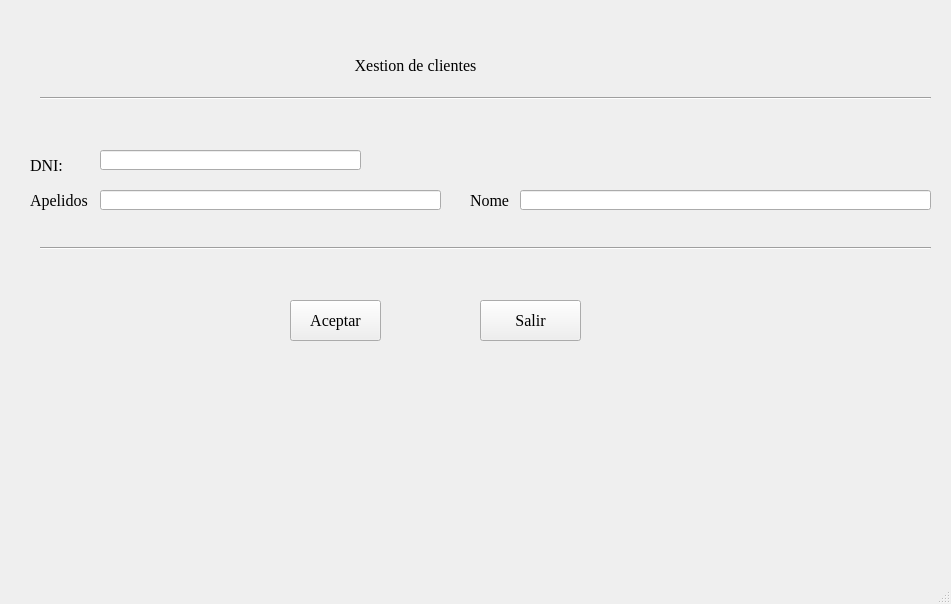
Old version of the form Ventana.ui in the repository roxep5/PrimerProyectoPython.
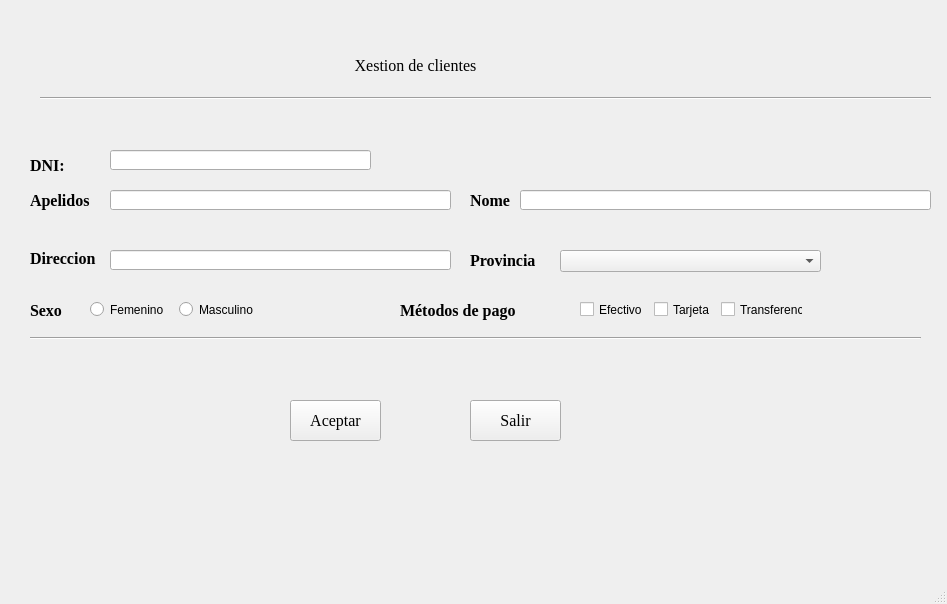
New version of the form.

```diff
--- a/Ventana.ui
+++ b/Ventana.ui
@@ -6,7 +6,7 @@
    <rect>
     <x>0</x>
     <y>0</y>
-    <width>951</width>
+    <width>947</width>
     <height>604</height>
    </rect>
   </property>
@@ -49,6 +49,8 @@
      <font>
       <family>Times New Roman</family>
       <pointsize>12</pointsize>
+      <weight>75</weight>
+      <bold>true</bold>
      </font>
     </property>
     <property name="text">
@@ -68,6 +70,8 @@
      <font>
       <family>Times New Roman</family>
       <pointsize>12</pointsize>
+      <weight>75</weight>
+      <bold>true</bold>
      </font>
     </property>
     <property name="text">
@@ -90,8 +94,8 @@
    <widget class="Line" name="line_2">
     <property name="geometry">
      <rect>
-      <x>40</x>
-      <y>240</y>
+      <x>30</x>
+      <y>330</y>
       <width>891</width>
       <height>16</height>
      </rect>
@@ -105,7 +109,7 @@
      <rect>
       <x>470</x>
       <y>190</y>
-      <width>91</width>
+      <width>41</width>
       <height>21</height>
      </rect>
     </property>
@@ -113,6 +117,8 @@
      <font>
       <family>Times New Roman</family>
       <pointsize>12</pointsize>
+      <weight>75</weight>
+      <bold>true</bold>
      </font>
     </property>
     <property name="text">
@@ -123,7 +129,7 @@
     <property name="geometry">
      <rect>
       <x>290</x>
-      <y>300</y>
+      <y>400</y>
       <width>91</width>
       <height>41</height>
      </rect>
@@ -141,9 +147,9 @@
    <widget class="QPushButton" name="btnsalir">
     <property name="geometry">
      <rect>
-      <x>480</x>
-      <y>300</y>
-      <width>101</width>
+      <x>470</x>
+      <y>400</y>
+      <width>91</width>
       <height>41</height>
      </rect>
     </property>
@@ -160,7 +166,7 @@
    <widget class="QLineEdit" name="lnDNI">
     <property name="geometry">
      <rect>
-      <x>100</x>
+      <x>110</x>
       <y>150</y>
       <width>261</width>
       <height>20</height>
@@ -170,7 +176,7 @@
    <widget class="QLineEdit" name="lnApel">
     <property name="geometry">
      <rect>
-      <x>100</x>
+      <x>110</x>
       <y>190</y>
       <width>341</width>
       <height>20</height>
@@ -209,6 +215,192 @@
      <string/>
     </property>
    </widget>
+   <widget class="QLabel" name="lblSex">
+    <property name="geometry">
+     <rect>
+      <x>30</x>
+      <y>300</y>
+      <width>51</width>
+      <height>21</height>
+     </rect>
+    </property>
+    <property name="font">
+     <font>
+      <family>Times New Roman</family>
+      <pointsize>12</pointsize>
+      <weight>75</weight>
+      <bold>true</bold>
+     </font>
+    </property>
+    <property name="text">
+     <string>Sexo</string>
+    </property>
+   </widget>
+   <widget class="QLabel" name="lblMetodoPago">
+    <property name="geometry">
+     <rect>
+      <x>400</x>
+      <y>300</y>
+      <width>131</width>
+      <height>21</height>
+     </rect>
+    </property>
+    <property name="font">
+     <font>
+      <family>Times New Roman</family>
+      <pointsize>12</pointsize>
+      <weight>75</weight>
+      <bold>true</bold>
+     </font>
+    </property>
+    <property name="text">
+     <string>Métodos de pago</string>
+    </property>
+   </widget>
+   <widget class="QLabel" name="lblDirec">
+    <property name="geometry">
+     <rect>
+      <x>30</x>
+      <y>250</y>
+      <width>71</width>
+      <height>16</height>
+     </rect>
+    </property>
+    <property name="font">
+     <font>
+      <family>Times New Roman</family>
+      <pointsize>12</pointsize>
+      <weight>75</weight>
+      <bold>true</bold>
+     </font>
+    </property>
+    <property name="text">
+     <string>Direccion</string>
+    </property>
+   </widget>
+   <widget class="QLineEdit" name="lineEdit">
+    <property name="geometry">
+     <rect>
+      <x>110</x>
+      <y>250</y>
+      <width>341</width>
+      <height>20</height>
+     </rect>
+    </property>
+   </widget>
+   <widget class="QComboBox" name="cmbProv">
+    <property name="geometry">
+     <rect>
+      <x>560</x>
+      <y>250</y>
+      <width>261</width>
+      <height>22</height>
+     </rect>
+    </property>
+   </widget>
+   <widget class="QLabel" name="lblProv">
+    <property name="geometry">
+     <rect>
+      <x>470</x>
+      <y>250</y>
+      <width>71</width>
+      <height>21</height>
+     </rect>
+    </property>
+    <property name="font">
+     <font>
+      <family>Times New Roman</family>
+      <pointsize>12</pointsize>
+      <weight>75</weight>
+      <bold>true</bold>
+     </font>
+    </property>
+    <property name="text">
+     <string>Provincia</string>
+    </property>
+   </widget>
+   <widget class="QWidget" name="">
+    <property name="geometry">
+     <rect>
+      <x>90</x>
+      <y>300</y>
+      <width>171</width>
+      <height>19</height>
+     </rect>
+    </property>
+    <layout class="QHBoxLayout" name="horlaySex">
+     <item>
+      <widget class="QRadioButton" name="rbtFem">
+       <property name="text">
+        <string>Femenino</string>
+       </property>
+      </widget>
+     </item>
+     <item>
+      <widget class="QRadioButton" name="rbtMasc">
+       <property name="text">
+        <string>Masculino</string>
+       </property>
+      </widget>
+     </item>
+    </layout>
+   </widget>
+   <widget class="QWidget" name="">
+    <property name="geometry">
+     <rect>
+      <x>580</x>
+      <y>300</y>
+      <width>223</width>
+      <height>19</height>
+     </rect>
+    </property>
+    <layout class="QHBoxLayout" name="horlayPago">
+     <item>
+      <widget class="QCheckBox" name="chkEfectivo">
+       <property name="text">
+        <string>Efectivo</string>
+       </property>
+      </widget>
+     </item>
+     <item>
+      <widget class="QCheckBox" name="chkTarjeta">
+       <property name="text">
+        <string>Tarjeta</string>
+       </property>
+      </widget>
+     </item>
+     <item>
+      <widget class="QCheckBox" name="chkTransf">
+       <property name="text">
+        <string>Transferencia</string>
+       </property>
+      </widget>
+     </item>
+    </layout>
+   </widget>
+   <zorder>lbldni</zorder>
+   <zorder>lblxestion</zorder>
+   <zorder>lblapel</zorder>
+   <zorder>line</zorder>
+   <zorder>line_2</zorder>
+   <zorder>lblnome</zorder>
+   <zorder>btnOk</zorder>
+   <zorder>btnsalir</zorder>
+   <zorder>lnDNI</zorder>
+   <zorder>lnApel</zorder>
+   <zorder>lnNome</zorder>
+   <zorder>lblValido</zorder>
+   <zorder>lblSex</zorder>
+   <zorder>lblMetodoPago</zorder>
+   <zorder>rbtFem</zorder>
+   <zorder>rbtMasc</zorder>
+   <zorder>chkEfectivo</zorder>
+   <zorder>chkTarjeta</zorder>
+   <zorder>chkTransf</zorder>
+   <zorder>lblDirec</zorder>
+   <zorder>lineEdit</zorder>
+   <zorder>cmbProv</zorder>
+   <zorder>lblProv</zorder>
   </widget>
   <widget class="QMenuBar" name="menubar">
    <property name="geometry">
```
Left out of the diff: 2 changed lines with no effect on the pictures.
